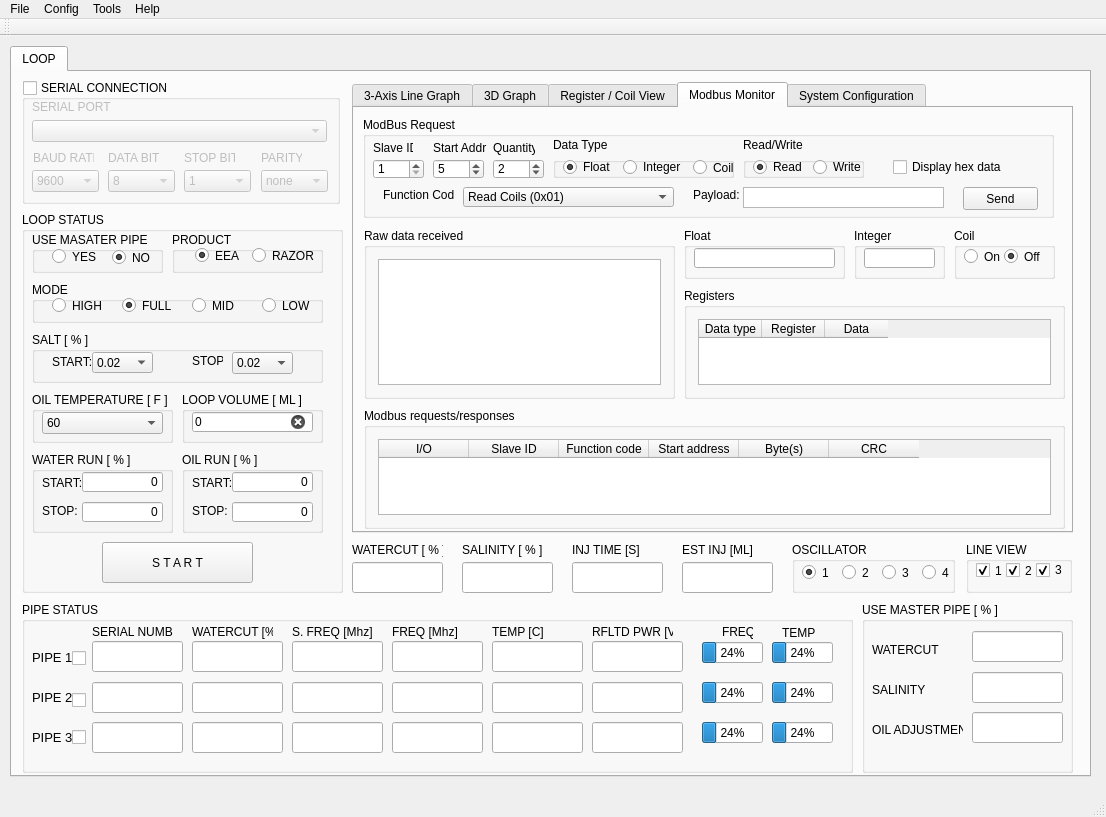
Above: Sparky/forms/mainwindow.ui from embeddedlinuxer/Sparky before the change. Below: the same form after it.
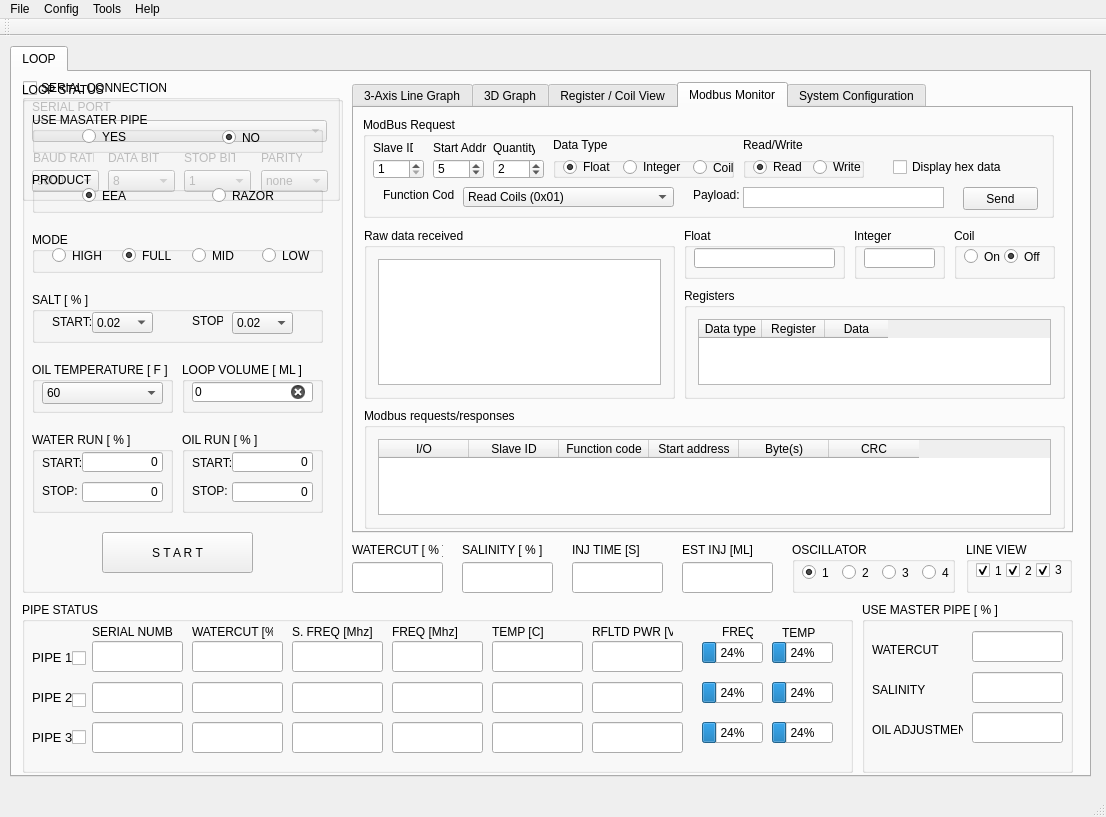
That is the form after the change. Icons and pictures are not drawn.

What changed in the file:
```diff
--- a/Sparky/forms/mainwindow.ui
+++ b/Sparky/forms/mainwindow.ui
@@ -56,7 +56,7 @@
         <x>10</x>
         <y>8</y>
         <width>318</width>
-        <height>124</height>
+        <height>121</height>
        </rect>
       </property>
       <property name="title">
@@ -271,9 +271,9 @@
       <property name="geometry">
        <rect>
         <x>10</x>
-        <y>140</y>
+        <y>10</y>
         <width>321</width>
-        <height>381</height>
+        <height>511</height>
        </rect>
       </property>
       <property name="title">
@@ -289,7 +289,7 @@
        <property name="geometry">
         <rect>
          <x>10</x>
-         <y>120</y>
+         <y>210</y>
          <width>291</width>
          <height>51</height>
         </rect>
@@ -508,7 +508,7 @@
        <property name="geometry">
         <rect>
          <x>10</x>
-         <y>240</y>
+         <y>350</y>
          <width>141</width>
          <height>81</height>
         </rect>
@@ -579,7 +579,7 @@
        <property name="geometry">
         <rect>
          <x>160</x>
-         <y>180</y>
+         <y>280</y>
          <width>141</width>
          <height>51</height>
         </rect>
@@ -608,7 +608,7 @@
        <property name="geometry">
         <rect>
          <x>160</x>
-         <y>240</y>
+         <y>350</y>
          <width>141</width>
          <height>81</height>
         </rect>
@@ -679,7 +679,7 @@
        <property name="geometry">
         <rect>
          <x>10</x>
-         <y>180</y>
+         <y>280</y>
          <width>141</width>
          <height>51</height>
         </rect>
@@ -712,7 +712,7 @@
        <property name="geometry">
         <rect>
          <x>10</x>
-         <y>70</y>
+         <y>150</y>
          <width>291</width>
          <height>41</height>
         </rect>
@@ -782,9 +782,9 @@
       <widget class="QGroupBox" name="groupBox_5">
        <property name="geometry">
         <rect>
-         <x>150</x>
-         <y>20</y>
-         <width>151</width>
+         <x>10</x>
+         <y>90</y>
+         <width>291</width>
          <height>41</height>
         </rect>
        </property>
@@ -794,7 +794,7 @@
        <widget class="QRadioButton" name="radioButton">
         <property name="geometry">
          <rect>
-          <x>23</x>
+          <x>50</x>
           <y>8</y>
           <width>61</width>
           <height>31</height>
@@ -810,7 +810,7 @@
        <widget class="QRadioButton" name="radioButton_2">
         <property name="geometry">
          <rect>
-          <x>80</x>
+          <x>180</x>
           <y>8</y>
           <width>66</width>
           <height>31</height>
@@ -825,7 +825,7 @@
        <property name="geometry">
         <rect>
          <x>80</x>
-         <y>330</y>
+         <y>450</y>
          <width>151</width>
          <height>41</height>
         </rect>
@@ -838,8 +838,8 @@
        <property name="geometry">
         <rect>
          <x>10</x>
-         <y>20</y>
-         <width>131</width>
+         <y>30</y>
+         <width>291</width>
          <height>41</height>
         </rect>
        </property>
@@ -849,7 +849,7 @@
        <widget class="QRadioButton" name="radioButton_11">
         <property name="geometry">
          <rect>
-          <x>20</x>
+          <x>50</x>
           <y>9</y>
           <width>51</width>
           <height>31</height>
@@ -862,7 +862,7 @@
        <widget class="QRadioButton" name="radioButton_12">
         <property name="geometry">
          <rect>
-          <x>80</x>
+          <x>190</x>
           <y>10</y>
           <width>41</width>
           <height>31</height>
```
